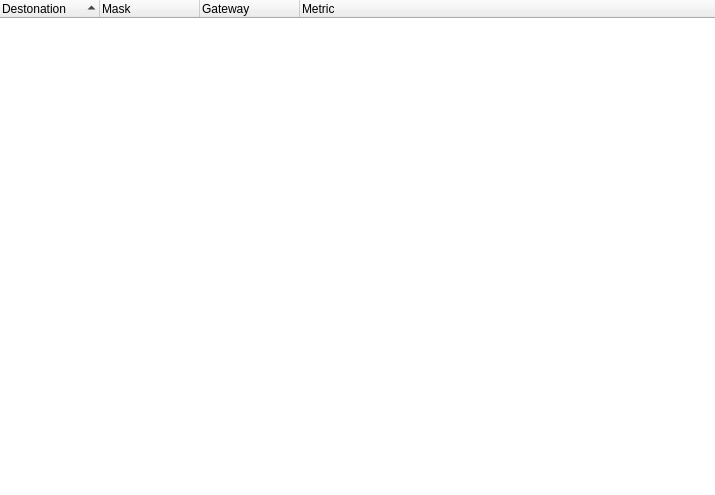
Above: source/client/ui/sys_info_widget_routes.ui from dchapyshev/aspia before the change. Below: the same form after it.
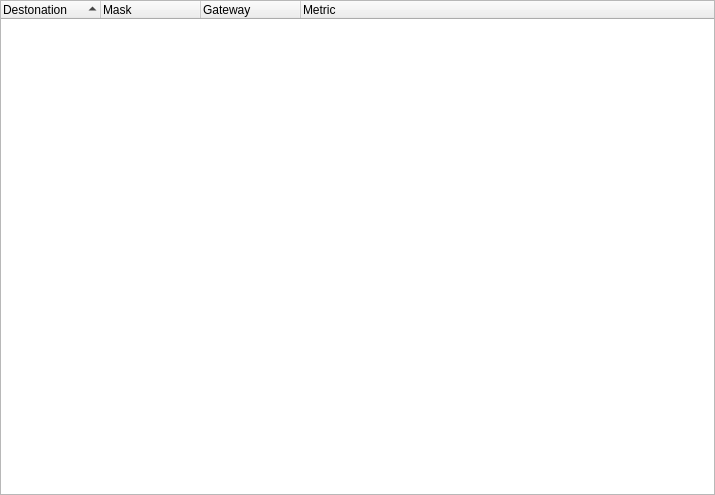
That is the form after the change.

What changed in the file:
```diff
--- a/source/client/ui/sys_info_widget_routes.ui
+++ b/source/client/ui/sys_info_widget_routes.ui
@@ -31,9 +31,6 @@
      <property name="contextMenuPolicy">
       <enum>Qt::CustomContextMenu</enum>
      </property>
-     <property name="frameShape">
-      <enum>QFrame::NoFrame</enum>
-     </property>
      <property name="showDropIndicator" stdset="0">
       <bool>false</bool>
      </property>
```
